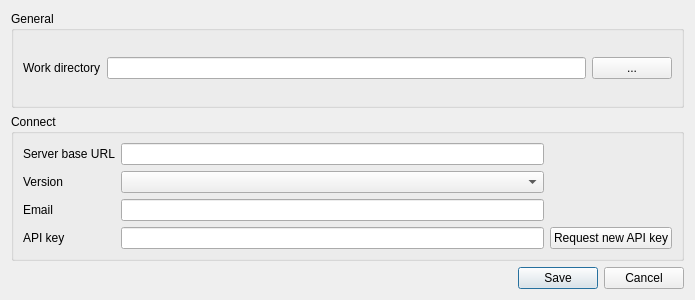
Before: the Qt Designer form ImaerPlugin/configuration_dlg.ui in opengeogroep/AERIUS-QGIS-plugins, drawn with Qt 5.
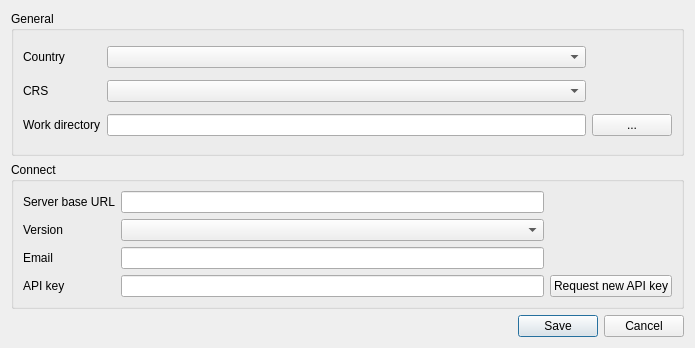
After: the same form once the commit is applied.

Commit message: Settings for country and CRS

The edit to the form file:
```diff
--- a/ImaerPlugin/configuration_dlg.ui
+++ b/ImaerPlugin/configuration_dlg.ui
@@ -7,7 +7,7 @@
     <x>0</x>
     <y>0</y>
     <width>695</width>
-    <height>300</height>
+    <height>348</height>
    </rect>
   </property>
   <property name="windowTitle">
@@ -20,23 +20,43 @@
       <string>General</string>
      </property>
      <layout class="QGridLayout" name="gridLayout">
-      <item row="0" column="0">
+      <item row="2" column="0">
        <widget class="QLabel" name="label_work_dir">
         <property name="text">
          <string>Work directory</string>
         </property>
        </widget>
       </item>
-      <item row="0" column="1">
+      <item row="0" column="0">
+       <widget class="QLabel" name="label_country">
+        <property name="text">
+         <string>Country</string>
+        </property>
+       </widget>
+      </item>
+      <item row="2" column="1">
        <widget class="QLineEdit" name="edit_work_dir"/>
       </item>
-      <item row="0" column="2">
+      <item row="0" column="1">
+       <widget class="QComboBox" name="combo_country"/>
+      </item>
+      <item row="2" column="2">
        <widget class="QPushButton" name="button_browse_work_dir">
         <property name="text">
          <string>...</string>
         </property>
        </widget>
       </item>
+      <item row="1" column="0">
+       <widget class="QLabel" name="label_crs">
+        <property name="text">
+         <string>CRS</string>
+        </property>
+       </widget>
+      </item>
+      <item row="1" column="1">
+       <widget class="QComboBox" name="combo_crs"/>
+      </item>
      </layout>
     </widget>
    </item>
```
The commit also changes 2 other files.
